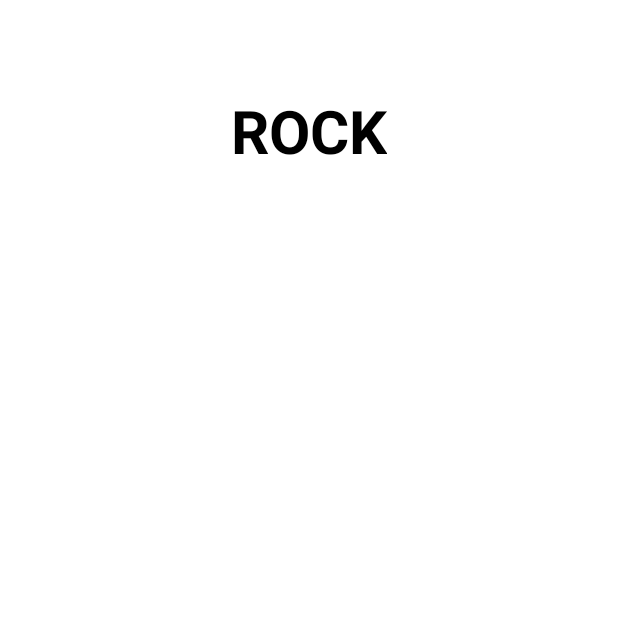
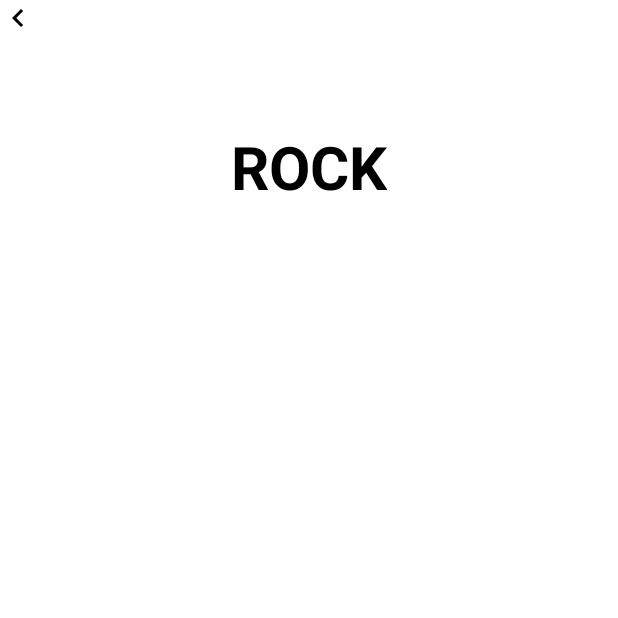
Before and after one commit to therealsanjeev/MusicWiki, an Android app: the genre_details screen opened directly, with no data from a screen before it, on a phone screen of 412 x 824 dp, the top half of it. Run offline under Robolectric (Android 15) with nearby library versions, the phone set to English and light mode, and no system bars; network calls fail.

```diff
--- a/app/build.gradle
+++ b/app/build.gradle
@@ -73,5 +73,7 @@ dependencies {
     implementation "androidx.lifecycle:lifecycle-extensions:2.2.0"
     implementation "androidx.lifecycle:lifecycle-common-java8:2.2.0"
 
+    //Image Library
+    implementation("io.coil-kt:coil:1.1.1")
 
 }
--- a/app/src/main/AndroidManifest.xml
+++ b/app/src/main/AndroidManifest.xml
@@ -14,7 +14,9 @@
         android:supportsRtl="true"
         android:theme="@style/Theme.MusicWiki"
         android:usesCleartextTraffic="true">
-        <activity android:name=".genre_details"></activity>
+        <activity android:name=".genre_details" android:parentActivityName=".MainActivity">
+
+        </activity>
         <activity android:name=".MainActivity">
             <intent-filter>
                 <action android:name="android.intent.action.MAIN" />
--- a/app/src/main/java/com/therealsanjeev/musicwiki/genre_details.kt
+++ b/app/src/main/java/com/therealsanjeev/musicwiki/genre_details.kt
@@ -2,10 +2,19 @@ package com.therealsanjeev.musicwiki
 
 import androidx.appcompat.app.AppCompatActivity
 import android.os.Bundle
+import android.widget.ImageButton
+import kotlinx.android.synthetic.main.activity_genre_details.*
 
 class genre_details : AppCompatActivity() {
+    lateinit var backBtn:ImageButton
     override fun onCreate(savedInstanceState: Bundle?) {
         super.onCreate(savedInstanceState)
         setContentView(R.layout.activity_genre_details)
+        backBtn=back_btn
+
+        backBtn.setOnClickListener {
+            super.onBackPressed()
+        }
+
     }
 }
--- /dev/null
+++ b/app/src/main/java/com/therealsanjeev/musicwiki/model/taginfo/Wiki.kt
@@ -0,0 +1,6 @@
+package com.therealsanjeev.musicwiki.model.taginfo
+
+data class Wiki(
+    val content: String,
+    val summary: String
+)
--- /dev/null
+++ b/app/src/main/java/com/therealsanjeev/musicwiki/model/taginfo/tagInfo.kt
@@ -0,0 +1,5 @@
+package com.therealsanjeev.musicwiki.model.taginfo
+
+data class tagInfo(
+    val tag: Tag
+)
--- a/app/src/main/java/com/therealsanjeev/musicwiki/network/api/RestApi.kt
+++ b/app/src/main/java/com/therealsanjeev/musicwiki/network/api/RestApi.kt
@@ -1,5 +1,6 @@
 package com.therealsanjeev.musicwiki.network.api
 
+import com.therealsanjeev.musicwiki.model.taginfo.tagInfo
 import com.therealsanjeev.musicwiki.model.topgenre.Toptags
 import retrofit2.Response
 import retrofit2.http.GET
@@ -10,6 +11,11 @@ interface RestApi {
     @GET("?format=json")
     suspend fun getData(@Query("method" )method:String,@Query("api_key")api_key:String):Response<Toptags>
 
+    @GET("?method=tag.getinfo&format=json")
+    suspend fun getTagInfo(@Query("tag")tag:String,@Query("api_key")api_key: String):Response<tagInfo>
+
+    //not in use
     @GET("?method=tag.getTopTags&format=json")
     suspend fun getTopGenres11(@Query("api_key")api_key:String):Response<Toptags>
+
 }
--- a/app/src/main/java/com/therealsanjeev/musicwiki/repo/Repository.kt
+++ b/app/src/main/java/com/therealsanjeev/musicwiki/repo/Repository.kt
@@ -3,6 +3,7 @@ package com.therealsanjeev.musicwiki.repo
 import com.therealsanjeev.musicwiki.network.api.RetrofitInstance
 
 class Repository {
-    suspend fun getAllData(method:String,api_key: String) = RetrofitInstance.api.getData(method,api_key)
-//    suspend fun getAllGenres1(api_key: String) = RetrofitInstance.api.getTopGenres(api_key)
+    suspend fun getAllDataRepo(method:String,api_key: String) = RetrofitInstance.api.getData(method,api_key)
+
+    suspend fun getTagInfoRepo(tag:String,api_key: String)=RetrofitInstance.api.getTagInfo(tag,api_key)
 }
--- /dev/null
+++ b/app/src/main/res/drawable/back.xml
@@ -0,0 +1,10 @@
+<vector xmlns:android="http://schemas.android.com/apk/res/android"
+    android:width="24dp"
+    android:height="24dp"
+    android:viewportWidth="24"
+    android:viewportHeight="24"
+    android:tint="@color/black">
+  <path
+      android:fillColor="@android:color/white"
+      android:pathData="M15.41,16.59L10.83,12l4.58,-4.59L14,6l-6,6 6,6 1.41,-1.41z"/>
+</vector>
--- a/app/src/main/res/layout/activity_genre_details.xml
+++ b/app/src/main/res/layout/activity_genre_details.xml
@@ -6,6 +6,11 @@
     android:layout_height="match_parent"
     android:orientation="vertical"
     tools:context=".genre_details">
+    <ImageButton
+        android:id="@+id/back_btn"
+        android:background="@drawable/back"
+        android:layout_width="wrap_content"
+        android:layout_height="wrap_content"/>
     <LinearLayout
         android:orientation="vertical"
         android:layout_width="match_parent"
--- a/app/src/main/res/layout/single_item_layout.xml
+++ b/app/src/main/res/layout/single_item_layout.xml
@@ -10,6 +10,7 @@
         app:strokeWidth="2dp"
         app:cardCornerRadius="8dp"
         app:strokeColor="@color/black"
+        android:id="@+id/tag_card"
         android:layout_width="match_parent"
         android:layout_height="wrap_content">
         <TextView
```
Also changed, not shown: app/src/main/java/com/therealsanjeev/musicwiki/MainActivity.kt (+9 -7 lines), app/src/main/java/com/therealsanjeev/musicwiki/adpter/genresAdapter.kt (+20 -2 lines), app/src/main/java/com/therealsanjeev/musicwiki/model/taginfo/Tag.kt (added, +8 -0 lines), app/src/main/java/com/therealsanjeev/musicwiki/views/ApiViewModel.kt (+10 -3 lines).
